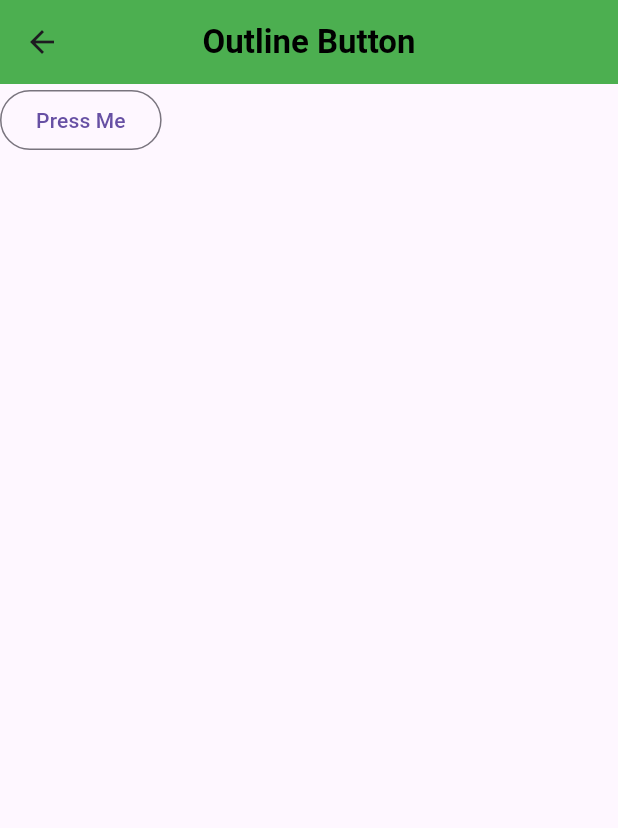
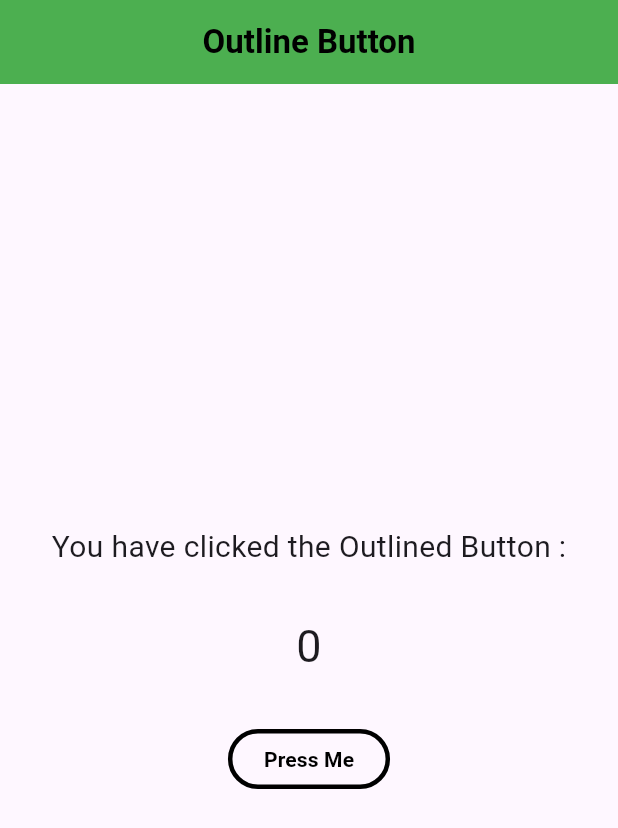
Before and after one commit to kumarbaberwal/flutter-cheatsheet, a Flutter app: the OutlineButton screen opened directly, on a phone screen of 412 x 824 dp. Shown: the top 828 px of the screen. Run offline on Flutter 3.47's test engine with Material 3 defaults, Android fonts, the phone set to English and light mode, and no system bars.

Commit message:
outlined button

```diff
--- a/lib/main.dart
+++ b/lib/main.dart
@@ -1,4 +1,4 @@
-import 'package:cheatsheet/widgets/checkbox.dart';
+import 'package:cheatsheet/widgets/outlinedbutton.dart';
 import 'package:flutter/material.dart';
 
 void main() => runApp(const MyApp());
@@ -12,7 +12,7 @@
       debugShowCheckedModeBanner: false,
       theme:
           ThemeData(brightness: Brightness.light, primaryColor: Colors.yellow),
-      home: const CheckboxWidget(),
+      home: const OutlineButton(),
     );
   }
 }
--- a/lib/widgets/outlinedbutton.dart
+++ b/lib/widgets/outlinedbutton.dart
@@ -2,8 +2,20 @@ import 'dart:developer';
 
 import 'package:flutter/material.dart';
 
-class OutlineButton extends StatelessWidget {
+class OutlineButton extends StatefulWidget {
   const OutlineButton({super.key});
+
+  @override
+  State<OutlineButton> createState() => _OutlineButtonState();
+}
+
+class _OutlineButtonState extends State<OutlineButton> {
+  int value = 0;
+  void increament() {
+    setState(() {
+      value++;
+    });
+  }
 
   @override
   Widget build(BuildContext context) {
@@ -16,11 +28,46 @@ class OutlineButton extends StatelessWidget {
           style: TextStyle(fontWeight: FontWeight.bold, color: Colors.black),
         ),
       ),
-      body: OutlinedButton(
-          onPressed: () {
-            log('Button Pressed');
-          },
-          child: const Text('Press Me')),
+      body: Center(
+        child: Column(
+          crossAxisAlignment: CrossAxisAlignment.center,
+          mainAxisAlignment: MainAxisAlignment.center,
+          children: [
+            const Text(
+              'You have clicked the Outlined Button :',
+              style: TextStyle(fontSize: 20),
+            ),
+            const SizedBox(
+              height: 30,
+            ),
+            Text(
+              '$value',
+              style: const TextStyle(fontSize: 30),
+            ),
+            const SizedBox(
+              height: 30,
+            ),
+            OutlinedButton(
+                style: const ButtonStyle(
+                    // iconColor: WidgetStatePropertyAll(Colors.black),
+                    // iconSize: WidgetStatePropertyAll(30),
+                    overlayColor: WidgetStatePropertyAll(Colors.green),
+                    side: WidgetStatePropertyAll(BorderSide(
+                        color: Colors.black,
+                        width: 3,
+                        style: BorderStyle.solid))),
+                onPressed: () {
+                  log('Button Pressed');
+                  increament();
+                },
+                child: const Text(
+                  'Press Me',
+                  style: TextStyle(
+                      fontWeight: FontWeight.bold, color: Colors.black),
+                )),
+          ],
+        ),
+      ),
     );
   }
 }
```
